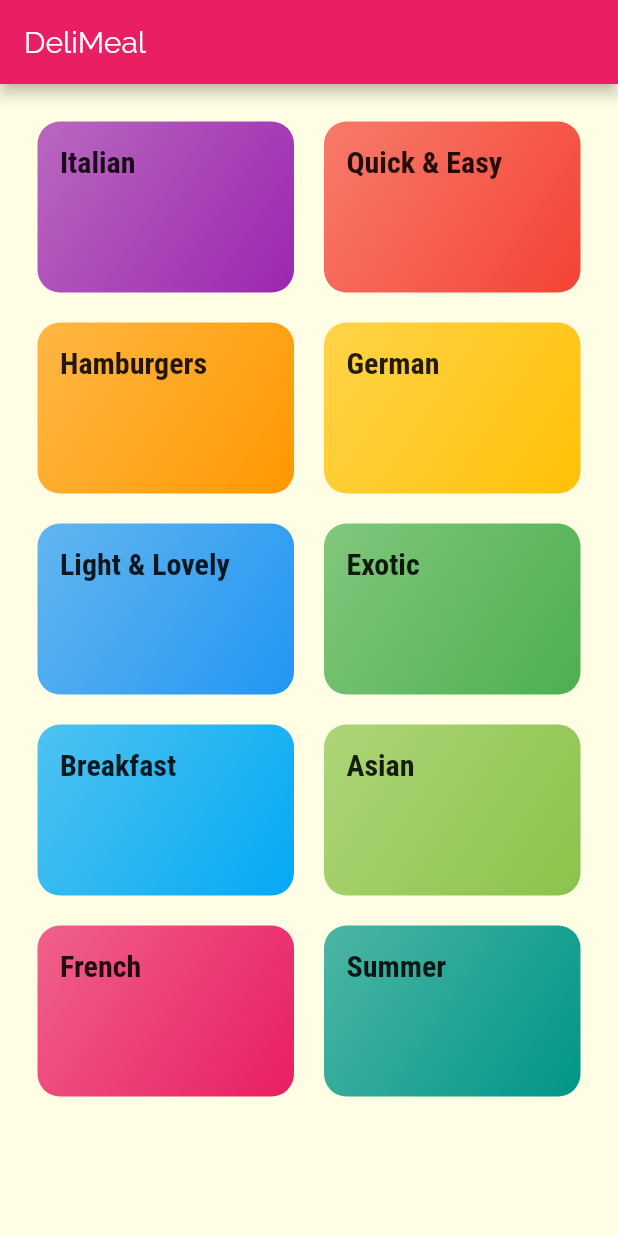
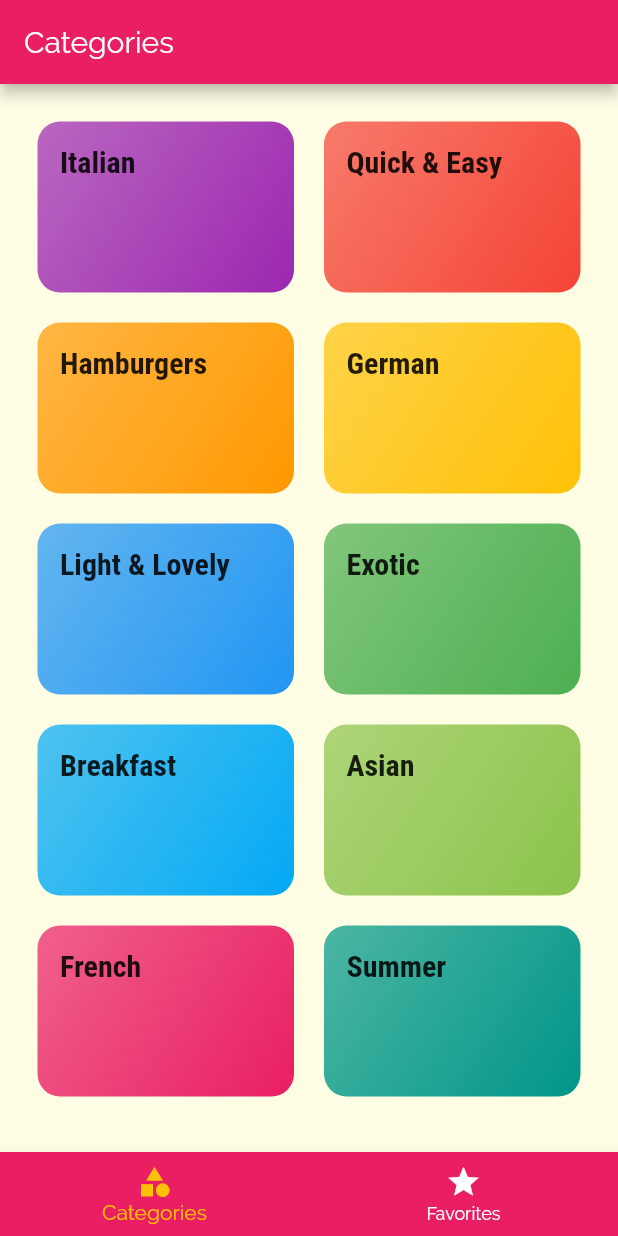
Before and after one commit to MilanDavid/flutter-meals, a Flutter app: the screen it shows after launch, on a phone screen of 412 x 824 dp. Run offline on Flutter 3.47's test engine with Material 2 defaults, Android fonts, the phone set to English and light mode, and no system bars.

Commit message:
added tabs

```diff
--- a/lib/main.dart
+++ b/lib/main.dart
@@ -2,6 +2,7 @@ import 'package:flutter/material.dart';
 import 'package:flutter_meals/screens/categories_screen.dart';
 import 'package:flutter_meals/screens/category_meals_screen.dart';
 import 'package:flutter_meals/screens/meal_detail_screen.dart';
+import 'package:flutter_meals/screens/tabs_screen.dart';
 
 void main() => runApp(MyApp());
 
@@ -30,7 +31,7 @@ class MyApp extends StatelessWidget {
               ),
             ),
       ),
-      home: CategoriesScreen(),
+      home: TabsScreen(),
       routes: {
         CategoryMealsScreen.routeName: (ctx) => CategoryMealsScreen(),
         MealDetailScreen.routeName: (ctx) => MealDetailScreen(),
--- a/lib/screens/categories_screen.dart
+++ b/lib/screens/categories_screen.dart
@@ -5,11 +5,7 @@ import 'package:flutter_meals/widgets/category_item.dart';
 class CategoriesScreen extends StatelessWidget {
   @override
   Widget build(BuildContext context) {
-    return Scaffold(
-      appBar: AppBar(
-        title: const Text('DeliMeal'),
-      ),
-      body: GridView(
+    return GridView(
       padding: const EdgeInsets.all(25),
       children: DUMMY_CATEGORIES
           .map((catData) => CategoryItem(
@@ -24,7 +20,6 @@ class CategoriesScreen extends StatelessWidget {
         crossAxisSpacing: 20,
         mainAxisSpacing: 20,
       ),
-      ),
     );
   }
 }
--- /dev/null
+++ b/lib/screens/favorites_screen.dart
@@ -0,0 +1,10 @@
+import 'package:flutter/cupertino.dart';
+
+class FavoritesScreen extends StatelessWidget {
+  @override
+  Widget build(BuildContext context) {
+    return Center(
+      child: Text('Favorites'),
+    );
+  }
+}
--- /dev/null
+++ b/lib/screens/tabs_screen.dart
@@ -0,0 +1,51 @@
+import 'package:flutter/material.dart';
+import 'package:flutter_meals/screens/categories_screen.dart';
+import 'package:flutter_meals/screens/favorites_screen.dart';
+
+class TabsScreen extends StatefulWidget {
+  @override
+  _TabsScreenState createState() => _TabsScreenState();
+}
+
+class _TabsScreenState extends State<TabsScreen> {
+  final List<Map<String, Object>> _pages = [
+    {'page': CategoriesScreen(), 'title': 'Categories'},
+    {'page': FavoritesScreen(), 'title': 'Your Favorites'},
+  ];
+  int _selectedPageIndex = 0;
+
+  void _selectPage(int index) {
+    setState(() {
+      _selectedPageIndex = index;
+    });
+  }
+
+  @override
+  Widget build(BuildContext context) {
+    return Scaffold(
+      appBar: AppBar(
+        title: Text(_pages[_selectedPageIndex]['title']),
+      ),
+      body: _pages[_selectedPageIndex]['page'],
+      bottomNavigationBar: BottomNavigationBar(
+        onTap: _selectPage,
+        backgroundColor: Theme.of(context).primaryColor,
+        unselectedItemColor: Colors.white,
+        selectedItemColor: Theme.of(context).accentColor,
+        currentIndex: _selectedPageIndex,
+        items: [
+          BottomNavigationBarItem(
+            backgroundColor: Theme.of(context).primaryColor,
+            icon: Icon(Icons.category),
+            title: Text('Categories'),
+          ),
+          BottomNavigationBarItem(
+            backgroundColor: Theme.of(context).primaryColor,
+            icon: Icon(Icons.star),
+            title: Text('Favorites'),
+          ),
+        ],
+      ),
+    );
+  }
+}
```
Lines whose indentation alone changed are shown as unchanged.
